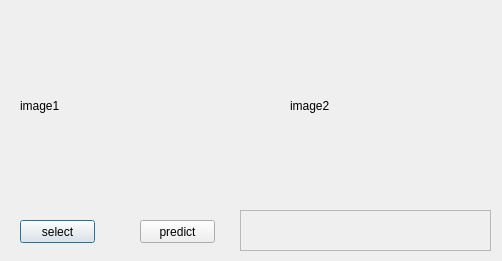
First picture: the form in User Interface/ui.ui, repository Chu4nQ1n/CSC8099-ML-For-Medical-Diagnosis, before the edit.
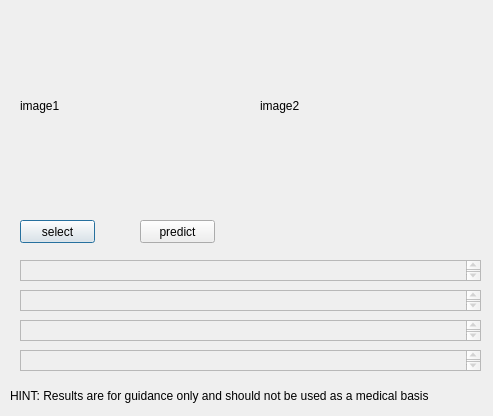
Second picture: the form after the edit.

The edit to the form file:
```diff
--- a/User Interface/ui.ui
+++ b/User Interface/ui.ui
@@ -6,8 +6,8 @@
    <rect>
     <x>0</x>
     <y>0</y>
-    <width>502</width>
-    <height>261</height>
+    <width>493</width>
+    <height>416</height>
    </rect>
   </property>
   <property name="windowTitle">
@@ -55,7 +55,7 @@
   <widget class="QLabel" name="outputImage">
    <property name="geometry">
     <rect>
-     <x>290</x>
+     <x>260</x>
      <y>20</y>
      <width>201</width>
      <height>171</height>
@@ -71,13 +71,65 @@
    </property>
    <property name="geometry">
     <rect>
-     <x>240</x>
-     <y>210</y>
-     <width>251</width>
-     <height>41</height>
+     <x>20</x>
+     <y>260</y>
+     <width>461</width>
+     <height>21</height>
     </rect>
    </property>
   </widget>
+  <widget class="QTextEdit" name="textEdit2">
+   <property name="enabled">
+    <bool>false</bool>
+   </property>
+   <property name="geometry">
+    <rect>
+     <x>20</x>
+     <y>290</y>
+     <width>461</width>
+     <height>21</height>
+    </rect>
+   </property>
+  </widget>
+  <widget class="QTextEdit" name="textEdit3">
+   <property name="enabled">
+    <bool>false</bool>
+   </property>
+   <property name="geometry">
+    <rect>
+     <x>20</x>
+     <y>320</y>
+     <width>461</width>
+     <height>21</height>
+    </rect>
+   </property>
+  </widget>
+  <widget class="QTextEdit" name="textEdit4">
+   <property name="enabled">
+    <bool>false</bool>
+   </property>
+   <property name="geometry">
+    <rect>
+     <x>20</x>
+     <y>350</y>
+     <width>461</width>
+     <height>21</height>
+    </rect>
+   </property>
+  </widget>
+  <widget class="QLabel" name="label">
+   <property name="geometry">
+    <rect>
+     <x>10</x>
+     <y>380</y>
+     <width>481</width>
+     <height>31</height>
+    </rect>
+   </property>
+   <property name="text">
+    <string>HINT: Results are for guidance only and should not be used as a medical basis</string>
+   </property>
+  </widget>
  </widget>
  <resources/>
  <connections/>
```
Left out of the diff: 2 changed lines with no effect on the pictures.
